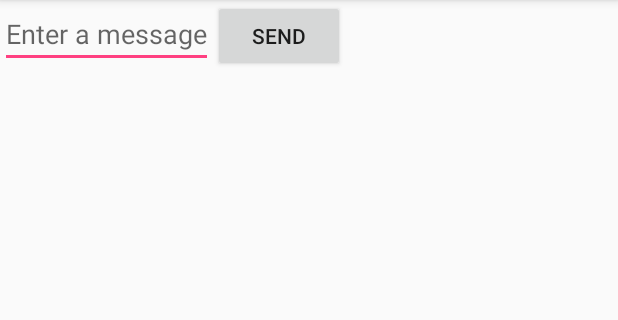
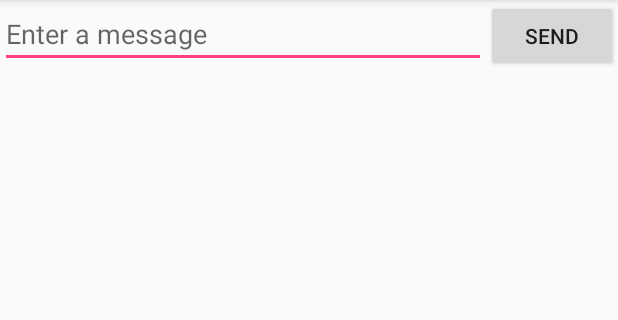
Before and after one commit to bbksi76/myfirstapp, an Android app: the screen it shows after launch (MainActivity), on a phone screen of 412 x 824 dp, the part 84-404 px from its top. Run offline under Robolectric (Android 15) with nearby library versions, the phone set to English and light mode, and no system bars.

Commit message:
text box and button

```diff
--- a/app/src/main/res/layout/activity_main.xml
+++ b/app/src/main/res/layout/activity_main.xml
@@ -6,7 +6,8 @@
     android:layout_height="match_parent"
     android:orientation="horizontal">
     <EditText android:id="@+id/edit_message"
-        android:layout_width="wrap_content"
+        android:layout_weight="1"
+        android:layout_width="0dp"
         android:layout_height="wrap_content"
         android:hint="@string/edit_message" />
     <Button
```
